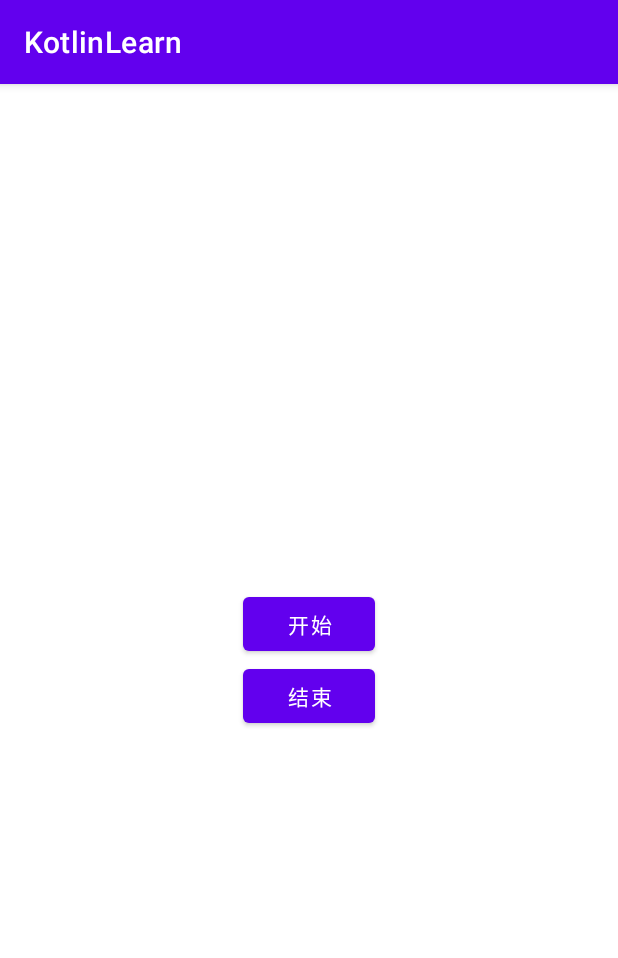
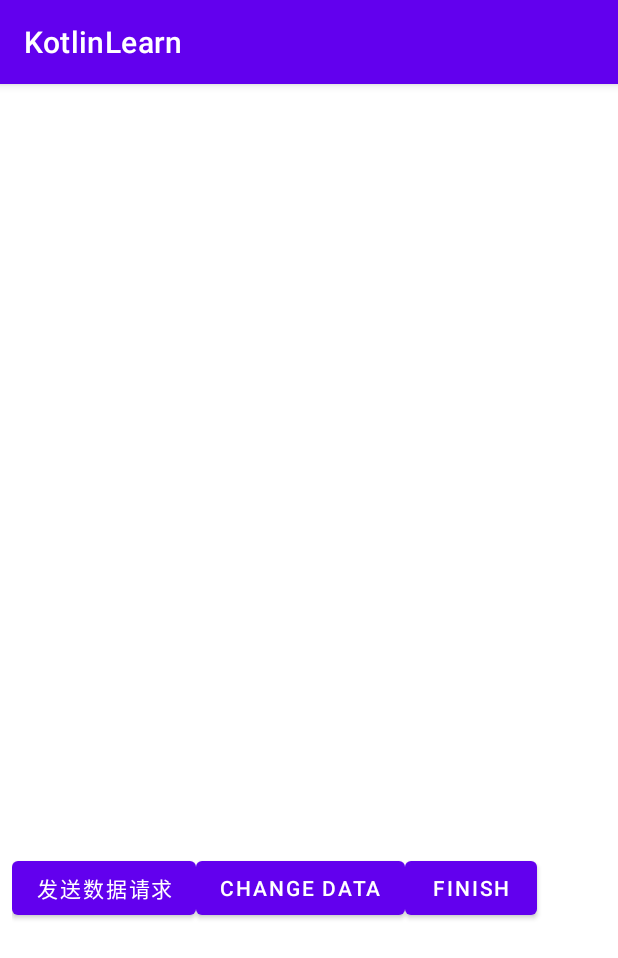
Before and after one commit to caijianxiong/kotlinDemo, an Android app: the screen it shows after launch (ScreenRecordActivity before the commit, MvvmActivity after it), on a phone screen of 412 x 824 dp. Shown: the top 958 px of the screen. Run offline under Robolectric (Android 15) with nearby library versions, the phone set to English and light mode, and no system bars; our stand-ins replace FlexboxLayout, RxJava, data binding; libraries missing offline, so code that uses them is left out: com.orhanobut.logger, com.trello.rxlifecycle2; 2 statements that could not run were skipped.

Commit message:
feat：MVVM架构理解完善

```diff
--- a/app/build.gradle.kts
+++ b/app/build.gradle.kts
@@ -9,6 +9,7 @@ android {
 
     buildFeatures {
         viewBinding = true
+        dataBinding = true
     }
 
     defaultConfig {
@@ -77,6 +78,8 @@ dependencies {
     implementation(libs.google.material)                           // 对应 toml 中的 google-material
     implementation(libs.androidx.constraintlayout)                 // 对应 toml 中的 androidx-constraintlayout
 
+    implementation(libs.flexbox.flexbox)
+
     val cameraxVersion = "1.0.0-beta07"
     implementation("androidx.camera:camera-camera2:$cameraxVersion")
     implementation("androidx.camera:camera-lifecycle:$cameraxVersion")
--- a/app/src/main/java/com/kandaovr/meeting/kotlinDemo/test/mvvm/LoginResponse.kt
+++ b/app/src/main/java/com/kandaovr/meeting/kotlinDemo/mvvm/LoginResponse.kt
@@ -1,4 +1,4 @@
-package com.kandaovr.meeting.kotlinDemo.test.mvvm
+package com.kandaovr.meeting.kotlinDemo.mvvm
 
 import com.cjx.kotlin.base.BaseResponse
 
--- a/app/src/main/java/com/kandaovr/meeting/kotlinDemo/network/ApiService.kt
+++ b/app/src/main/java/com/kandaovr/meeting/kotlinDemo/network/ApiService.kt
@@ -1,7 +1,7 @@
 package com.kandaovr.meeting.kotlinDemo.network
 
-import com.kandaovr.meeting.kotlinDemo.test.mvvm.LoginResult
-import com.kandaovr.meeting.kotlinDemo.test.mvvm.LoginResponse
+import com.kandaovr.meeting.kotlinDemo.mvvm.LoginResult
+import com.kandaovr.meeting.kotlinDemo.mvvm.LoginResponse
 import retrofit2.http.GET
 import retrofit2.http.Query
 
--- a/app/src/main/res/layout/activity_mvvm.xml
+++ b/app/src/main/res/layout/activity_mvvm.xml
@@ -1,13 +1,73 @@
 <?xml version="1.0" encoding="utf-8"?>
-<androidx.constraintlayout.widget.ConstraintLayout xmlns:android="http://schemas.android.com/apk/res/android"
+<layout xmlns:android="http://schemas.android.com/apk/res/android"
     xmlns:app="http://schemas.android.com/apk/res-auto"
-    xmlns:tools="http://schemas.android.com/tools"
-    android:layout_width="match_parent"
-    android:layout_height="match_parent"
-    tools:context=".test.mvvm.MvvmActivity">
-    <TextView
-        android:id="@+id/tv_text"
+    xmlns:flexbox="http://schemas.android.com/apk/res-auto"
+    xmlns:tools="http://schemas.android.com/tools">
+    <!--   Alt+Enter快捷键生成DataBinding布局 -->
+
+    <data>
+
+        <!-- 导入数据类-->
+        <import type="com.kandaovr.meeting.kotlinDemo.mvvm.LoginResult" />
+        <!--导入类-->
+        <import type="android.view.View" />
+        <!-- name：变量名称
+             type：变量类型
+        -->
+        <variable
+            name="loginData"
+            type="LoginResult" />
+
+    </data>
+
+    <androidx.constraintlayout.widget.ConstraintLayout
         android:layout_width="match_parent"
-        android:layout_height="match_parent"/>
+        android:layout_height="match_parent"
+        tools:context=".mvvm.MvvmActivity">
 
-</androidx.constraintlayout.widget.ConstraintLayout>
+        <TextView
+            android:id="@+id/tv_text"
+            android:layout_width="match_parent"
+            android:layout_height="match_parent"
+            android:gravity="center"
+            android:text='@{loginData.data + " " + loginData.username + " " + loginData.password}'
+            android:textSize="20sp"
+            android:visibility='@{loginData.data == null ? View.GONE : View.VISIBLE}' />
+
+        <com.google.android.flexbox.FlexboxLayout
+            android:layout_width="match_parent"
+            android:layout_height="wrap_content"
+            android:layout_marginBottom="200dp"
+            android:padding="8dp"
+            app:layout_constraintBottom_toBottomOf="parent"
+            flexbox:alignItems="flex_start"
+            flexbox:flexWrap="wrap"
+            app:flow_horizontalGap="4dp"
+            flexbox:justifyContent="flex_start"
+            tools:ignore="MissingConstraints">
+
+            <Button
+                android:id="@+id/btnSend"
+                android:layout_width="wrap_content"
+                android:layout_height="wrap_content"
+                android:onClick="btnSend"
+                android:text="发送数据请求" />
+
+            <Button
+                android:id="@+id/btn_changeData"
+                android:layout_width="wrap_content"
+                android:layout_height="wrap_content"
+                android:text="change data" />
+
+            <Button
+                android:layout_width="wrap_content"
+                android:layout_height="wrap_content"
+                android:onClick="onFinishClick"
+                android:text="finish" />
+
+
+        </com.google.android.flexbox.FlexboxLayout>
+
+
+    </androidx.constraintlayout.widget.ConstraintLayout>
+</layout>
--- a/base/src/main/java/com/cjx/kotlin/base/BaseActivity.kt
+++ b/base/src/main/java/com/cjx/kotlin/base/BaseActivity.kt
@@ -50,6 +50,7 @@ abstract class BaseActivity<VM : BaseViewModel<*>, VB : ViewBinding> : RxAppComp
         setupListener()
         onActivityCreated(savedInstanceState)
         initObservable()
+        viewModel.injectLifecycleProvider(this)
     }
 
 
--- a/base/src/main/java/com/cjx/kotlin/base/model/BaseRepository.kt
+++ b/base/src/main/java/com/cjx/kotlin/base/model/BaseRepository.kt
@@ -11,7 +11,7 @@ import com.cjx.kotlin.base.log.ClzLogger
  * MODEL 层
  */
 open class BaseRepository// 显式声明无参构造函数
-    () {
+{
 
     // Loading 状态的 LiveData
     val loadingStateLiveData: MutableLiveData<LoadingState> by lazy {
--- a/base/src/main/java/com/cjx/kotlin/base/vm/BaseViewModel.kt
+++ b/base/src/main/java/com/cjx/kotlin/base/vm/BaseViewModel.kt
@@ -41,7 +41,7 @@ abstract class BaseViewModel<T : BaseRepository> : ViewModel(), IBaseViewModel {
      * 创建Repository
      */
     @Suppress("UNCHECKED_CAST")
-    open fun createRepository(): T {
+    private fun createRepository(): T {
         // 使用反射获取泛型类型
         val repositoryClass = findActualGenericsClass<T>(BaseRepository::class.java)
             ?: throw IllegalStateException("Cannot determine BaseRepository generics type in ${javaClass.simpleName}")
```
Also changed, not shown: app/src/main/AndroidManifest.xml (+24 -13 lines), app/src/main/java/com/kandaovr/meeting/kotlinDemo/mvvm/LoginRepository.kt (added, +68 -0 lines), app/src/main/java/com/kandaovr/meeting/kotlinDemo/mvvm/LoginViewModel.kt (renamed from app/src/main/java/com/kandaovr/meeting/kotlinDemo/test/mvvm/LoginViewModel.kt, +7 -1 lines), app/src/main/java/com/kandaovr/meeting/kotlinDemo/mvvm/MvvmActivity.kt (added, +64 -0 lines), app/src/main/java/com/kandaovr/meeting/kotlinDemo/test/02BaseDataStructuresTest.kt (deleted, +0 -101 lines), app/src/main/java/com/kandaovr/meeting/kotlinDemo/test/03IfElse.kt (+0 -10 lines), app/src/main/java/com/kandaovr/meeting/kotlinDemo/test/DataStructuresTest.kt (added, +142 -0 lines), app/src/main/java/com/kandaovr/meeting/kotlinDemo/test/mvvm/LoginRepository.kt (deleted, +0 -38 lines), app/src/main/java/com/kandaovr/meeting/kotlinDemo/test/mvvm/MvvmActivity.kt (deleted, +0 -32 lines), gradle/libs.versions.toml (+7 -3 lines), 3 other files.
